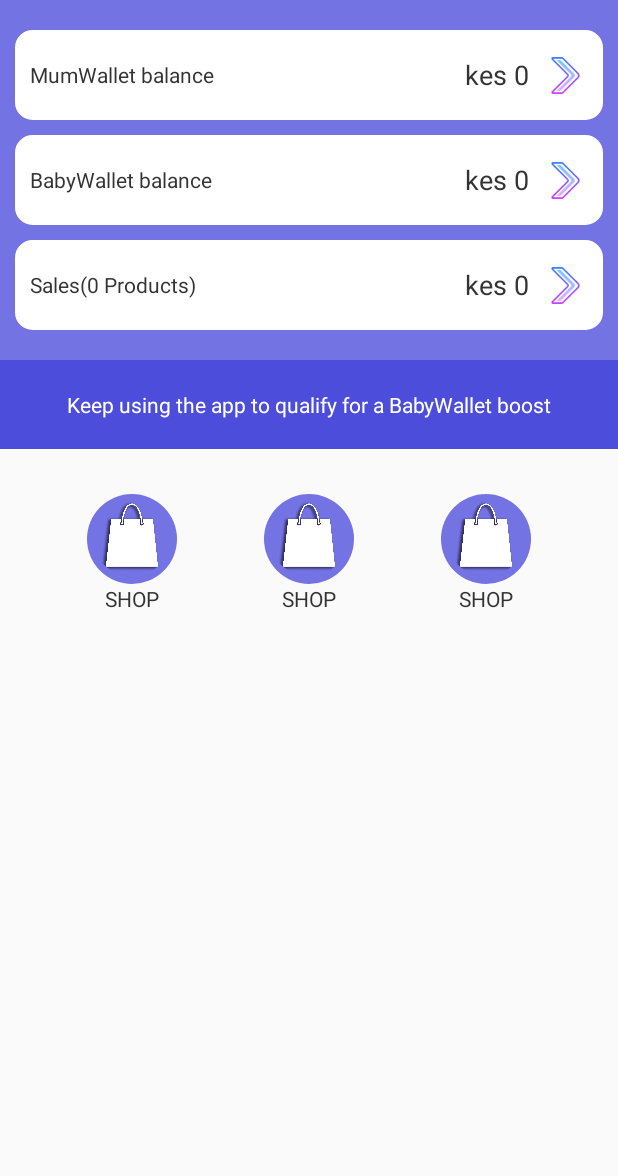
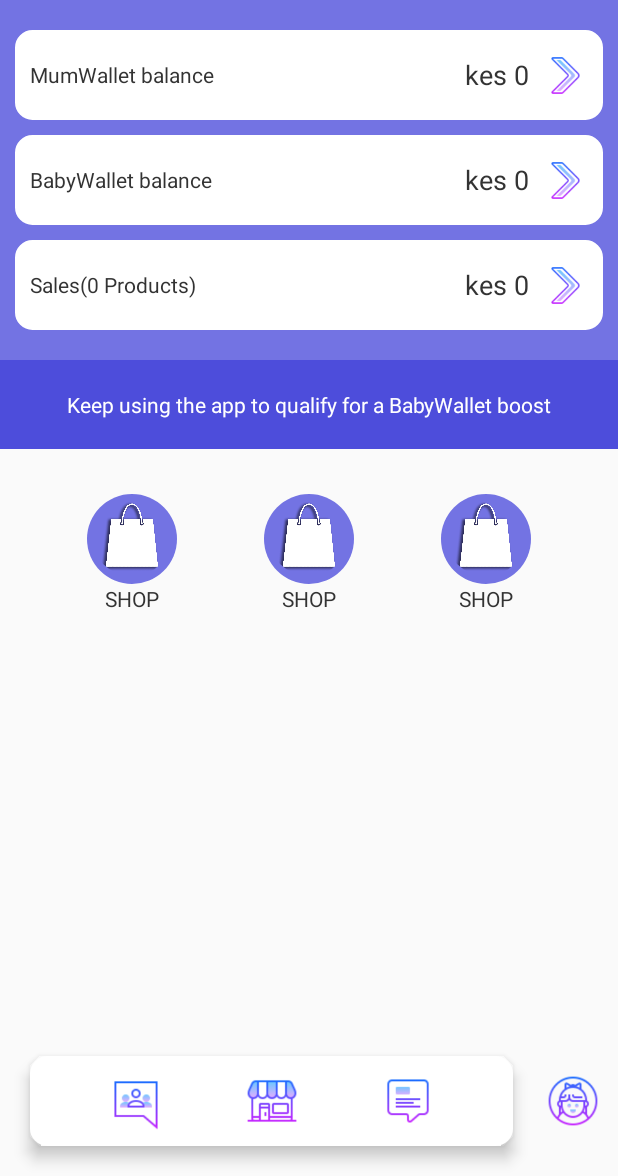
Before and after one commit to BerjisTech/mumtomum, an Android app: the layout activity_welcome.xml on its own in the app's theme, with its tools: preview values and no code run, on a phone screen of 412 x 824 dp, the part 60-1236 px from its top. Run offline under Robolectric (Android 15) with nearby library versions, the phone set to English and light mode, and no system bars.

Commit message:
WelcomeActivity + updates to ProfileActivity, MainActivity and ProductsActivity

```diff
--- a/app/src/main/java/tech/berjis/mumtomum/ProfileActivity.java
+++ b/app/src/main/java/tech/berjis/mumtomum/ProfileActivity.java
@@ -159,7 +159,7 @@ public class ProfileActivity extends AppCompatActivity {
         goHome.setOnClickListener(new View.OnClickListener() {
             @Override
             public void onClick(View v) {
-                ProfileActivity.super.finish();
+                startActivity(new Intent(ProfileActivity.this, WelcomeActivity.class));
             }
         });
     }
--- a/app/src/main/res/layout/activity_welcome.xml
+++ b/app/src/main/res/layout/activity_welcome.xml
@@ -24,7 +24,7 @@
     <ScrollView
         android:layout_width="match_parent"
         android:layout_height="0dp"
-        app:layout_constraintBottom_toBottomOf="parent"
+        app:layout_constraintBottom_toTopOf="@+id/bottomCard"
         app:layout_constraintEnd_toEndOf="parent"
         app:layout_constraintStart_toStartOf="parent"
         app:layout_constraintTop_toBottomOf="@+id/menuView">
@@ -210,8 +210,8 @@
                 android:layout_width="60dp"
                 android:layout_height="60dp"
                 android:layout_marginTop="30dp"
+                android:background="@drawable/dp_circle"
                 android:paddingBottom="5dp"
-                android:background="@drawable/dp_circle"
                 android:src="@drawable/shopping_bag"
                 app:layout_constraintEnd_toStartOf="@id/shop"
                 app:layout_constraintStart_toStartOf="parent"
@@ -232,8 +232,8 @@
                 android:layout_width="60dp"
                 android:layout_height="60dp"
                 android:layout_marginTop="30dp"
+                android:background="@drawable/dp_circle"
                 android:paddingBottom="5dp"
-                android:background="@drawable/dp_circle"
                 android:src="@drawable/shopping_bag"
                 app:layout_constraintEnd_toEndOf="parent"
                 app:layout_constraintStart_toStartOf="parent"
@@ -254,8 +254,8 @@
                 android:layout_width="60dp"
                 android:layout_height="60dp"
                 android:layout_marginTop="30dp"
+                android:background="@drawable/dp_circle"
                 android:paddingBottom="5dp"
-                android:background="@drawable/dp_circle"
                 android:src="@drawable/shopping_bag"
                 app:layout_constraintEnd_toEndOf="parent"
                 app:layout_constraintStart_toEndOf="@id/shop"
@@ -273,4 +273,60 @@
 
         </androidx.constraintlayout.widget.ConstraintLayout>
     </ScrollView>
+    <ImageView
+        android:id="@+id/profile"
+        android:layout_width="40dp"
+        android:layout_height="40dp"
+        android:layout_marginEnd="10dp"
+        android:src="@drawable/user"
+        app:layout_constraintBottom_toBottomOf="@id/bottomCard"
+        app:layout_constraintEnd_toEndOf="parent"
+        app:layout_constraintTop_toTopOf="@id/bottomCard" />
+
+    <View
+        android:id="@+id/bottomCard"
+        android:layout_width="0dp"
+        android:layout_height="60dp"
+        android:layout_marginStart="20dp"
+        android:layout_marginBottom="20dp"
+        android:layout_marginEnd="20dp"
+        android:background="@drawable/round_border_white"
+        android:elevation="6dp"
+        app:layout_constraintBottom_toBottomOf="parent"
+        app:layout_constraintEnd_toStartOf="@+id/profile"
+        app:layout_constraintStart_toStartOf="parent" />
+
+    <ImageView
+        android:id="@+id/contributions"
+        android:layout_width="40dp"
+        android:layout_height="40dp"
+        android:elevation="6dp"
+        android:src="@drawable/groups"
+        app:layout_constraintBottom_toBottomOf="@id/bottomCard"
+        app:layout_constraintEnd_toStartOf="@id/products"
+        app:layout_constraintStart_toStartOf="@id/bottomCard"
+        app:layout_constraintTop_toTopOf="@id/bottomCard" />
+
+    <ImageView
+        android:id="@+id/products"
+        android:layout_width="40dp"
+        android:layout_height="40dp"
+        android:elevation="6dp"
+        android:src="@drawable/shop"
+        app:layout_constraintBottom_toBottomOf="@id/bottomCard"
+        app:layout_constraintEnd_toEndOf="@id/bottomCard"
+        app:layout_constraintStart_toStartOf="@id/bottomCard"
+        app:layout_constraintTop_toTopOf="@id/bottomCard" />
+
+    <ImageView
+        android:id="@+id/text"
+        android:layout_width="40dp"
+        android:layout_height="40dp"
+        android:elevation="6dp"
+        android:src="@drawable/chat"
+        app:layout_constraintBottom_toBottomOf="@id/bottomCard"
+        app:layout_constraintEnd_toEndOf="@id/bottomCard"
+        app:layout_constraintStart_toEndOf="@id/products"
+        app:layout_constraintTop_toTopOf="@id/bottomCard" />
+
 </androidx.constraintlayout.widget.ConstraintLayout>
```
Also changed, not shown: app/src/main/java/tech/berjis/mumtomum/MainActivity.java (+22 -3 lines), app/src/main/java/tech/berjis/mumtomum/ProductsActivity.java (+5 -5 lines), app/src/main/java/tech/berjis/mumtomum/WelcomeActivity.java (+58 -0 lines), app/src/main/res/layout/activity_products.xml (+11 -11 lines).
